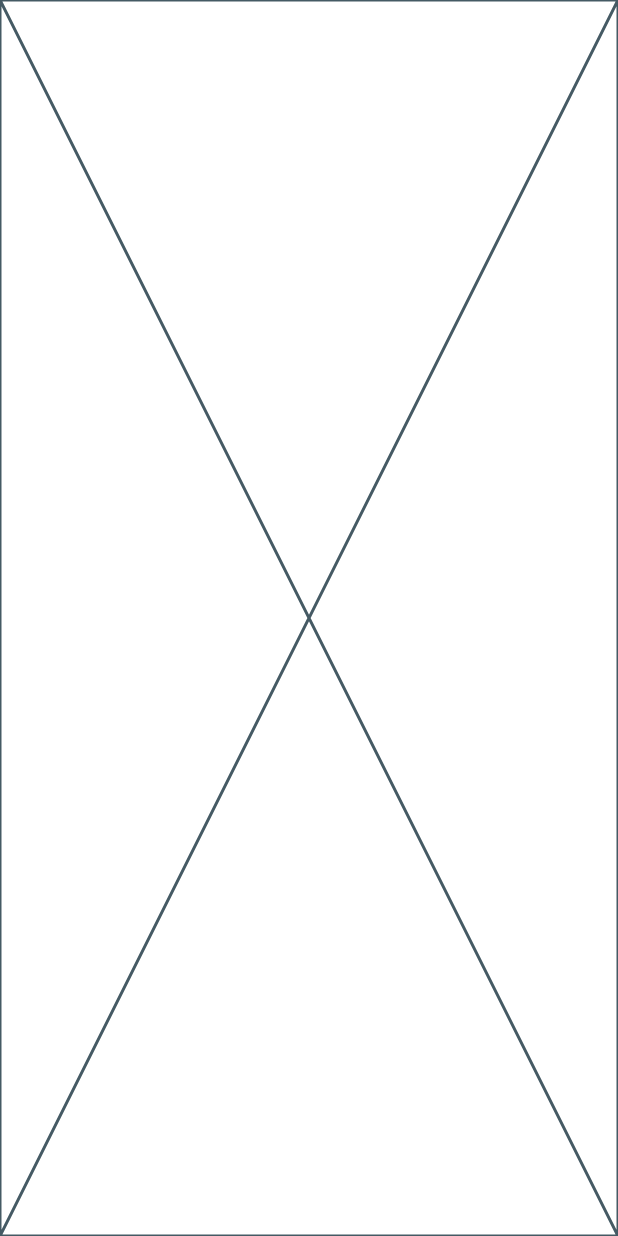
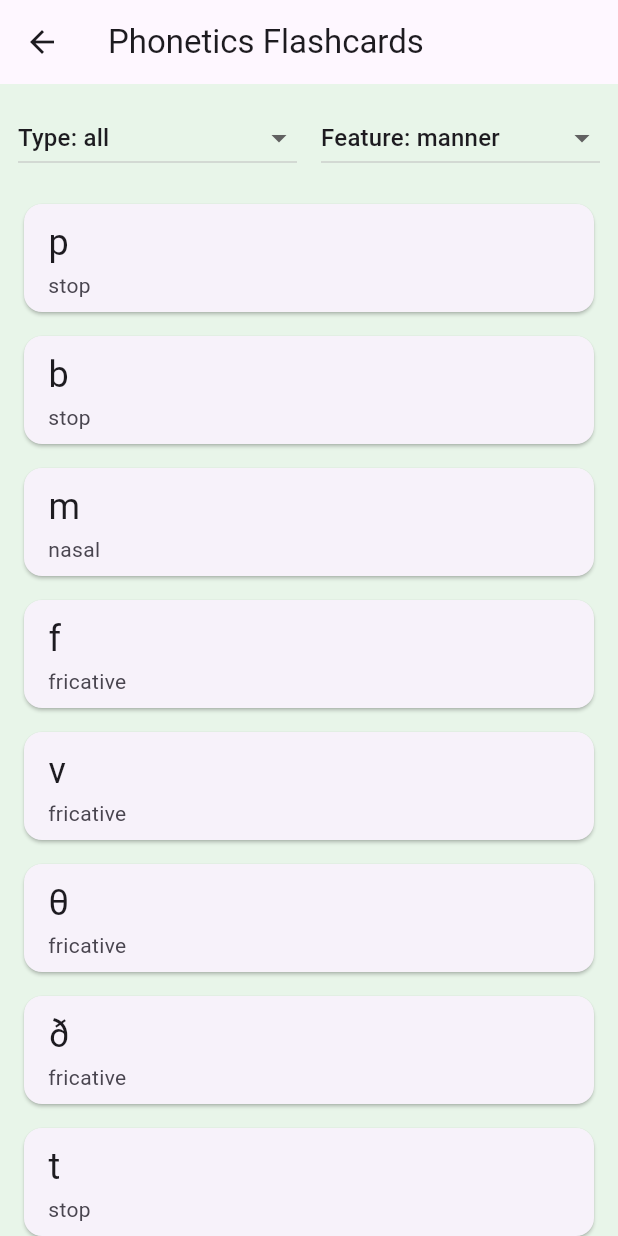
Before and after one commit to BhuvanK123/LIN101-Study-Hub, a Flutter app: the PhoneticsPage screen opened by its route, after a tap on "Flashcards", on a phone screen of 412 x 824 dp. Run offline on Flutter 3.47's test engine with Material 3 defaults, Android fonts, the phone set to English and light mode, and no system bars.

Commit message:
Add working phonetics flashcards with filtering and full feature display

```diff
--- /dev/null
+++ b/assets/phonetics_data.txt
@@ -0,0 +1,36 @@
+p|consonant|bilabial|stop|voiceless
+b|consonant|bilabial|stop|voiced
+m|consonant|bilabial|nasal|voiced
+f|consonant|labiodental|fricative|voiceless
+v|consonant|labiodental|fricative|voiced
+θ|consonant|interdental|fricative|voiceless
+ð|consonant|interdental|fricative|voiced
+t|consonant|alveolar|stop|voiceless
+d|consonant|alveolar|stop|voiced
+n|consonant|alveolar|nasal|voiced
+s|consonant|alveolar|fricative|voiceless
+z|consonant|alveolar|fricative|voiced
+ɹ|consonant|alveolar|approximant|voiced
+l|consonant|alveolar|approximant|voiced
+ʃ|consonant|post-alveolar|fricative|voiceless
+ʒ|consonant|post-alveolar|fricative|voiced
+tʃ|consonant|post-alveolar|affricate|voiceless
+dʒ|consonant|post-alveolar|affricate|voiced
+j|consonant|palatal|approximant|voiced
+k|consonant|velar|stop|voiceless
+g|consonant|velar|stop|voiced
+ŋ|consonant|velar|nasal|voiced
+w|consonant|velar|approximant|voiced
+h|consonant|glottal|fricative|voiceless
+ʔ|consonant|glottal|stop|voiceless
+i|vowel|front|high|voiced
+ɪ|vowel|front|high|voiced
+u|vowel|back|high|voiced
+ʊ|vowel|back|high|voiced
+e|vowel|front|mid|voiced
+ɛ|vowel|front|mid|voiced
+ʌ|vowel|central|mid|voiced
+ə|vowel|central|mid|voiced
+o|vowel|back|mid|voiced
+æ|vowel|front|low|voiced
+ɑ|vowel|back|low|voiced
--- a/lib/main.dart
+++ b/lib/main.dart
@@ -35,7 +35,7 @@ class Lin101App extends StatelessWidget {
       home: HomePage(),
       routes: {
         '/phonetics': (context) => PhoneticsPage(),
-        '/p_flashcards': (context) => PhoneticsFlashcards(),
+        '/p_flashcards': (context) => PhoneticsFlashcardsPage(),
         '/p_quiz': (context) => PhoneticsQuiz(),
         '/morphology': (context) => MorphologyPage(),
       },
--- a/lib/pages/phonetics_flashcards.dart
+++ b/lib/pages/phonetics_flashcards.dart
@@ -1,10 +1,140 @@
 import 'package:flutter/material.dart';
+import 'package:flutter/services.dart' show rootBundle;
 
-class PhoneticsFlashcards extends StatelessWidget {
-  const PhoneticsFlashcards({super.key});
+// 1. Flashcard model
+class Flashcard {
+  final String symbol;
+  final String type;
+  final String place;
+  final String manner;
+  final String voicing;
+
+  Flashcard(this.symbol, this.type, this.place, this.manner, this.voicing);
+}
+
+// 2. Stateful widget
+class PhoneticsFlashcardsPage extends StatefulWidget {
+  @override
+  _PhoneticsFlashcardsPageState createState() => _PhoneticsFlashcardsPageState();
+}
+
+class _PhoneticsFlashcardsPageState extends State<PhoneticsFlashcardsPage> {
+  List<Flashcard> allCards = [];
+  List<Flashcard> filteredCards = [];
+
+  String filterType = 'all';
+  String filterFeature = 'manner';
+
+  @override
+  void initState() {
+    super.initState();
+    loadFlashcards();
+  }
+
+  Future<void> loadFlashcards() async {
+    final data = await rootBundle.loadString('assets/phonetics_data.txt');
+    final lines = data.split('\n');
+
+    final cards = lines.where((line) => line.trim().isNotEmpty).map((line) {
+      final parts = line.split('|');
+      return Flashcard(parts[0], parts[1], parts[2], parts[3], parts[4]);
+    }).toList();
+
+    setState(() {
+      allCards = cards;
+      filteredCards = cards;
+    });
+  }
+
+  void applyFilter() {
+    setState(() {
+      filteredCards = allCards.where((card) {
+        return filterType == 'all' || card.type == filterType;
+      }).toList();
+    });
+  }
+
+  Widget buildFlashcard(Flashcard card) {
+    String backText;
+    switch (filterFeature) {
+      case 'place':
+        backText = card.place;
+        break;
+      case 'manner':
+        backText = card.manner;
+        break;
+      case 'voicing':
+        backText = card.voicing;
+        break;
+      case 'all':
+        backText = 'Place: ${card.place}\nManner: ${card.manner}\nVoicing: ${card.voicing}';
+        break;
+      default:
+        backText = '${card.place}, ${card.manner}, ${card.voicing}';
+    }
+
+    return Card(
+      margin: const EdgeInsets.symmetric(horizontal: 16, vertical: 8),
+      child: ListTile(
+        title: Text(card.symbol, style: const TextStyle(fontSize: 24)),
+        subtitle: Text(backText),
+      ),
+    );
+  }
 
   @override
   Widget build(BuildContext context) {
-    return const Placeholder();
+    return Scaffold(
+      appBar: AppBar(title: const Text('Phonetics Flashcards')),
+      body: Column(
+        children: [
+          Padding(
+            padding: const EdgeInsets.all(12.0),
+            child: Row(
+              children: [
+                Expanded(
+                  child: DropdownButton<String>(
+                    value: filterType,
+                    isExpanded: true,
+                    items: ['all', 'vowel', 'consonant'].map((type) {
+                      return DropdownMenuItem(value: type, child: Text('Type: $type'));
+                    }).toList(),
+                    onChanged: (value) {
+                      setState(() {
+                        filterType = value!;
+                        applyFilter();
+                      });
+                    },
+                  ),
+                ),
+                const SizedBox(width: 16),
+                Expanded(
+                  child: DropdownButton<String>(
+                    value: filterFeature,
+                    isExpanded: true,
+                    items: ['manner', 'place', 'voicing', 'all'].map((feature) {
+                      return DropdownMenuItem(value: feature, child: Text('Feature: $feature'));
+                    }).toList(),
+                    onChanged: (value) {
+                      setState(() {
+                        filterFeature = value!;
+                      });
+                    },
+                  ),
+                ),
+              ],
+            ),
+          ),
+          Expanded(
+            child: ListView.builder(
+              itemCount: filteredCards.length,
+              itemBuilder: (context, index) {
+                return buildFlashcard(filteredCards[index]);
+              },
+            ),
+          ),
+        ],
+      ),
+    );
   }
 }
--- a/pubspec.yaml
+++ b/pubspec.yaml
@@ -58,7 +58,8 @@ flutter:
   uses-material-design: true
 
   # To add assets to your application, add an assets section, like this:
-  # assets:
+  assets:
+    -   assets/phonetics_data.txt
   #   - images/a_dot_burr.jpeg
   #   - images/a_dot_ham.jpeg
 
```
Also changed, not shown: lib/assets/phonetics_data.txt (deleted), 2 other files.
